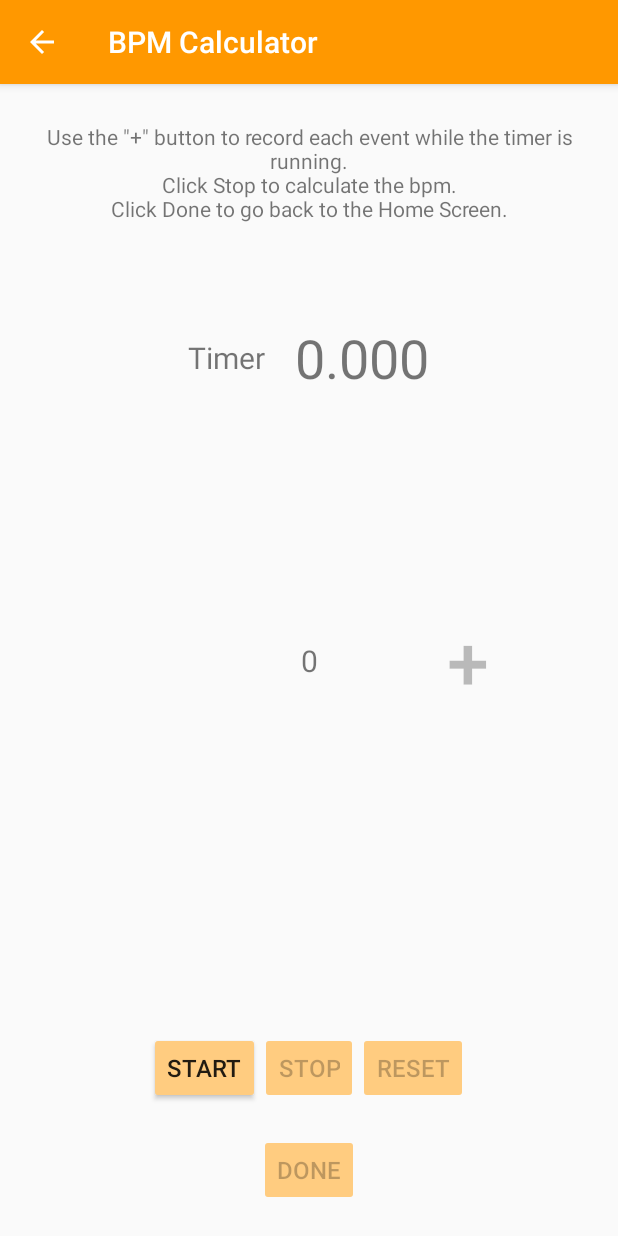
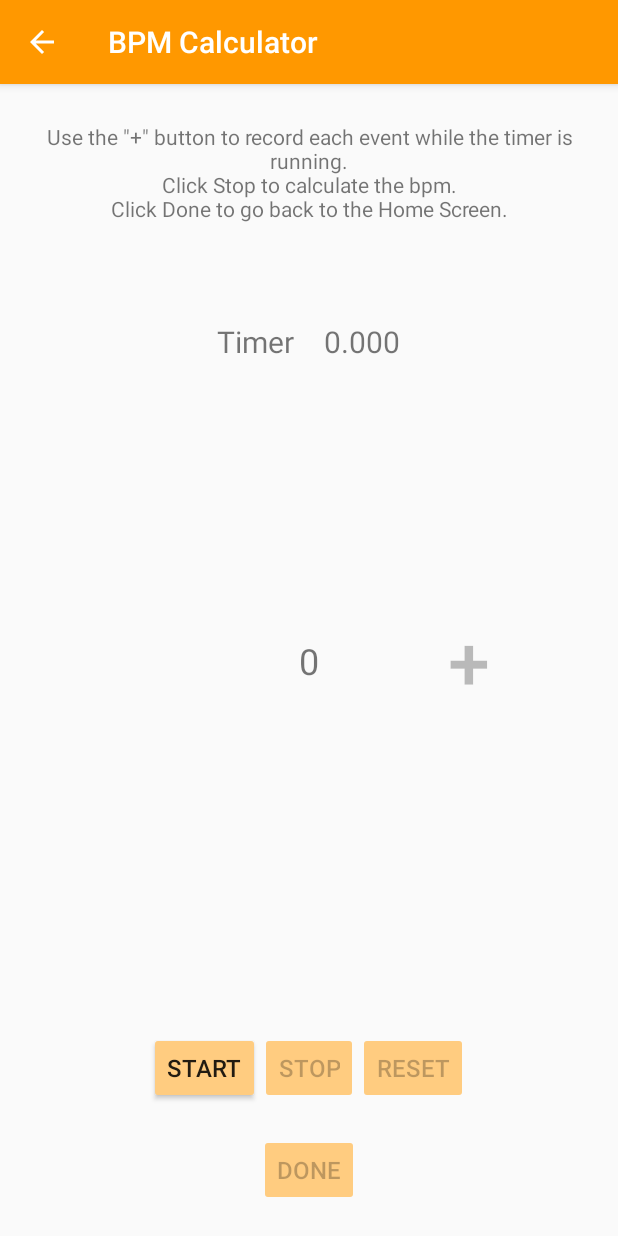
Before and after one commit to khash021/SimpleCounter, an Android app: the BpmCalculatorActivity screen opened directly, with no data from a screen before it, after a tap on "RESET", on a phone screen of 412 x 824 dp. Run offline under Robolectric (Android 15) with nearby library versions, the phone set to English and light mode, and no system bars; 2 other taps on this screen came first.

Commit message:
Fixed layout and code

```diff
--- a/app/src/main/java/app/khash/simplecounter/BpmCalculatorActivity.java
+++ b/app/src/main/java/app/khash/simplecounter/BpmCalculatorActivity.java
@@ -1,5 +1,6 @@
 package app.khash.simplecounter;
 
+import android.content.Intent;
 import android.os.Bundle;
 import android.os.Handler;
 import android.os.Message;
@@ -24,12 +25,15 @@ public class BpmCalculatorActivity extends AppCompatActivity implements View.OnC
     //to keep track of the timer
     private int count;
     private long elapsedLong;
+    private int calculatedBpm = -1;
 
     //constants to keep track of app state to be used for rotation events
     private final static int STATE_RESET = 1;
     private final static int STATE_RUNNING = 2;
     private final static int STATE_STOPPED = 3;
     private int appState;
+
+    public static final String EXTRA_REPLY_BPM = "extra_reply_bpm";
 
     //constants for the handler
     private final int MSG_START_TIMER = 0;
@@ -159,7 +163,13 @@ public class BpmCalculatorActivity extends AppCompatActivity implements View.OnC
             //button done
             case R.id.button_done:
                 //TODO: send data back
-                break;
+                if (calculatedBpm == -1) {
+                    break;
+                }
+                Intent bpmIntent = new Intent();
+                bpmIntent.putExtra(EXTRA_REPLY_BPM, calculatedBpm);
+                setResult(RESULT_OK, bpmIntent);
+                finish();
 
         }//switch
 
@@ -181,6 +191,8 @@ public class BpmCalculatorActivity extends AppCompatActivity implements View.OnC
         //cast into int, we do this instead of rounding to the nearest, because a bpm of 2.9 does
         //not make sense and it is still 2.
         int bpm = (int) bmpFloat;
+
+        calculatedBpm = bpm;
 
         return bpm;
     }//getBpm
--- a/app/src/main/res/layout-land/activity_bpm_calculator.xml
+++ b/app/src/main/res/layout-land/activity_bpm_calculator.xml
@@ -91,7 +91,7 @@
         android:layout_height="wrap_content"
         android:fontFamily="sans-serif"
         android:text="@string/bpm_suffix"
-        android:textSize="20sp"
+        android:textSize="18sp"
         android:layout_marginLeft="10dp"
         app:layout_constraintBottom_toBottomOf="@id/text_bpm"
         app:layout_constraintStart_toEndOf="@id/text_bpm"/>
--- a/app/src/main/res/layout/activity_bpm_calculator.xml
+++ b/app/src/main/res/layout/activity_bpm_calculator.xml
@@ -44,7 +44,7 @@
             android:layout_height="wrap_content"
             android:layout_margin="10dp"
             android:fontFamily="sans-serif"
-            android:textSize="36sp" />
+            android:textSize="20sp" />
 
     </LinearLayout>
 
@@ -56,7 +56,7 @@
         android:layout_margin="10dp"
         android:layout_marginTop="20dp"
         android:fontFamily="sans-serif"
-        android:textSize="20sp"
+        android:textSize="24sp"
         app:layout_constraintBottom_toBottomOf="parent"
         app:layout_constraintLeft_toLeftOf="parent"
         app:layout_constraintRight_toRightOf="parent"
@@ -78,13 +78,13 @@
 
     <TextView
         android:id="@+id/text_bpm"
-        android:layout_width="3dp"
+        android:layout_width="wrap_content"
         android:layout_height="wrap_content"
         android:fontFamily="sans-serif"
         android:textColor="@android:color/black"
         android:textSize="24sp"
-        app:layout_constraintLeft_toLeftOf="parent"
-        app:layout_constraintRight_toRightOf="parent"
+        app:layout_constraintStart_toStartOf="parent"
+        app:layout_constraintEnd_toEndOf="parent"
         app:layout_constraintTop_toBottomOf="@id/button_counter_increase" />
 
     <TextView
@@ -93,7 +93,7 @@
         android:layout_height="wrap_content"
         android:fontFamily="sans-serif"
         android:text="@string/bpm_suffix"
-        android:textSize="20sp"
+        android:textSize="18sp"
         app:layout_constraintBottom_toBottomOf="@id/text_bpm"
         app:layout_constraintStart_toEndOf="@id/text_bpm"/>
 
```
